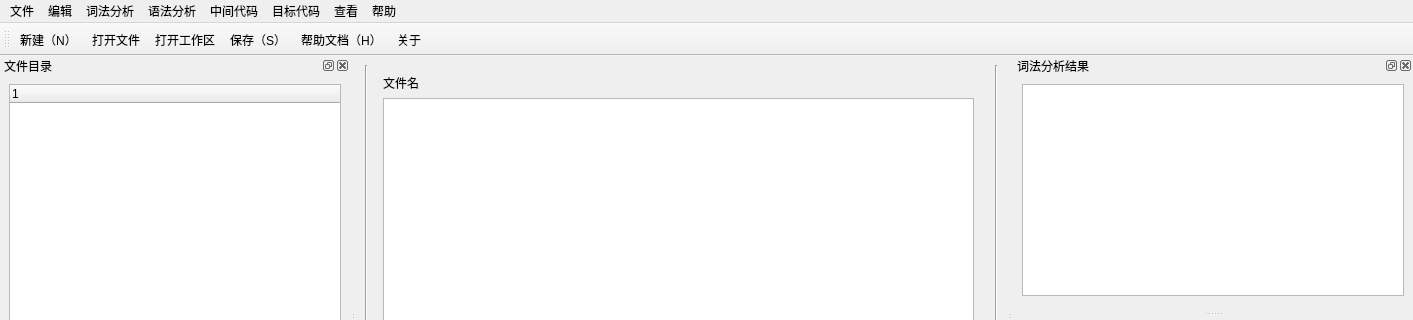
Qt form main.ui (UniqueYou/bianyiyuanli) before a commit; both pictures show x 0 to 1413 and y 0 to 320 of the 1413 by 608 pixel window.
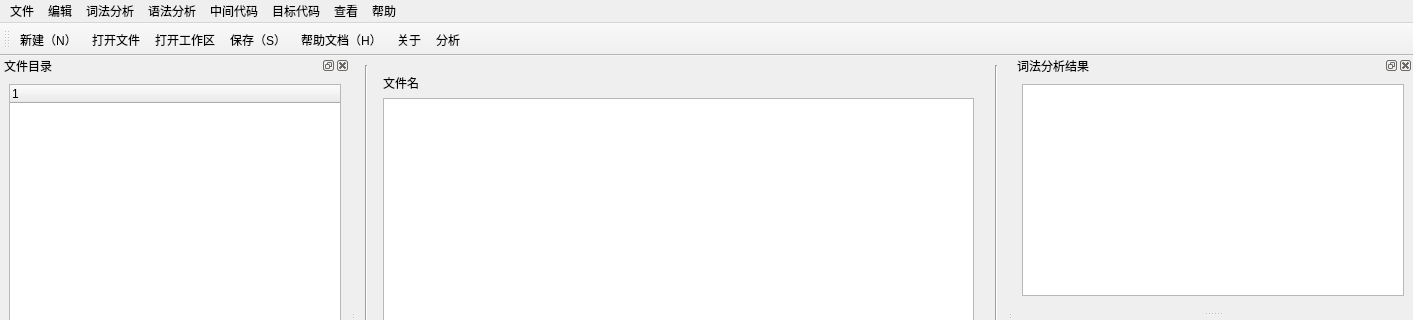
The same form after that commit. Icons and pictures are not drawn.

Patch:
```diff
--- a/main.ui
+++ b/main.ui
@@ -175,6 +175,12 @@
    <property name="windowTitle">
     <string>toolBar</string>
    </property>
+         <property name="iconSize">
+             <size>
+                 <width>30</width>
+                 <height>30</height>
+             </size>
+         </property>
    <attribute name="toolBarArea">
     <enum>TopToolBarArea</enum>
    </attribute>
@@ -187,6 +193,7 @@
    <addaction name="actionsave"/>
    <addaction name="actionhelp"/>
    <addaction name="actionabout"/>
+         <addaction name="actionanalysis"/>
   </widget>
   <widget class="QDockWidget" name="dockWidget">
    <property name="minimumSize">
```
Left out of the diff: 22 changed lines with no effect on the pictures. Lines whose indentation alone changed are shown as unchanged.
